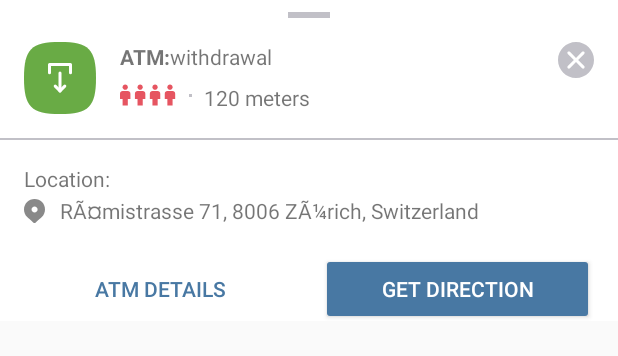
After one commit to offthelightness/junctionx.android, an Android app: the layout layout_atm_info.xml on its own in the app's theme, with its tools: preview values and no code run, on a phone screen of 412 x 824 dp. The commit adds this screen. Shown: the top 356 px of the screen. Run offline under Robolectric (Android 15) with nearby library versions, the phone set to English and light mode, and no system bars.

Commit message:
ATm info layout

```diff
--- a/app/build.gradle
+++ b/app/build.gradle
@@ -21,6 +21,10 @@ android {
             proguardFiles getDefaultProguardFile('proguard-android-optimize.txt'), 'proguard-rules.pro'
         }
     }
+    compileOptions {
+        sourceCompatibility 1.8
+        targetCompatibility 1.8
+    }
 }
 
 dependencies {
@@ -29,6 +33,7 @@ dependencies {
     implementation "org.jetbrains.kotlin:kotlin-stdlib-jdk7:$kotlin_version"
     implementation 'androidx.appcompat:appcompat:1.1.0'
     implementation 'androidx.core:core-ktx:1.1.0'
+    implementation 'androidx.constraintlayout:constraintlayout:1.1.3'
 
     implementation 'com.google.android.gms:play-services-maps:17.0.0'
 
@@ -47,6 +52,7 @@ dependencies {
     implementation 'com.google.code.gson:gson:2.8.6'
     implementation "com.squareup.okhttp3:logging-interceptor:4.2.1"
 
+    implementation 'com.sothree.slidinguppanel:library:3.4.0'
     // Logging
     api 'com.jakewharton.timber:timber:4.7.1'
 
--- /dev/null
+++ b/app/src/main/res/drawable/ic_atm_type_withdrawal.xml
@@ -0,0 +1,32 @@
+<?xml version="1.0" encoding="utf-8"?>
+<vector xmlns:android="http://schemas.android.com/apk/res/android"
+        android:width="48dp"
+        android:height="48dp"
+        android:viewportWidth="48"
+        android:viewportHeight="48">
+
+    <path
+            android:fillColor="#69AB45"
+            android:fillType="evenOdd"
+            android:pathData="M24 0C4.8 0 0 4.8 0 24C0 43.2 4.8 48 24 48C43.2 48 48 43.2 48 24C48 4.8 43.2 0 24 0Z"/>
+    <path
+            android:strokeColor="#ffffff"
+            android:strokeWidth="2"
+            android:strokeLineJoin="round"
+            android:strokeMiterLimit="10"
+            android:strokeLineCap="round"
+            android:pathData="M20.8 29.4L24 32.6L27.2 29.4"/>
+    <path
+            android:strokeColor="#ffffff"
+            android:strokeWidth="2"
+            android:strokeLineJoin="round"
+            android:strokeMiterLimit="10"
+            android:strokeLineCap="round"
+            android:pathData="M24 32.6V20.6832"/>
+    <path
+            android:strokeColor="#ffffff"
+            android:strokeWidth="2"
+            android:strokeLineJoin="round"
+            android:strokeLineCap="round"
+            android:pathData="M17 20.5V15H24H31V20.5"/>
+</vector>
--- /dev/null
+++ b/app/src/main/res/drawable/ic_close.xml
@@ -0,0 +1,12 @@
+<?xml version="1.0" encoding="utf-8"?>
+<vector xmlns:android="http://schemas.android.com/apk/res/android"
+        android:width="24dp"
+        android:height="24dp"
+        android:viewportWidth="24"
+        android:viewportHeight="24">
+
+    <path
+            android:fillColor="#C1C0C7"
+            android:fillType="evenOdd"
+            android:pathData="M0 12C0 5.37429 5.37429 0 12 0C18.6274 0 24 5.37429 24 12C24 18.6257 18.6274 24 12 24C5.37429 24 0 18.6257 0 12ZM17.4583 6.54289C17.8488 6.93342 17.8488 7.56658 17.4583 7.95711L13.4148 12.0006L17.4589 16.0446C17.8494 16.4352 17.8494 17.0683 17.4589 17.4589C17.0684 17.8494 16.4352 17.8494 16.0447 17.4589L12.0006 13.4148L7.95711 17.4583C7.56658 17.8488 6.93342 17.8488 6.54289 17.4583C6.15237 17.0677 6.15237 16.4346 6.54289 16.044L10.5864 12.0006L6.54353 7.95771C6.15301 7.56719 6.15301 6.93402 6.54353 6.5435C6.93405 6.15297 7.56722 6.15297 7.95774 6.5435L12.0006 10.5863L16.044 6.54289C16.4346 6.15237 17.0677 6.15237 17.4583 6.54289Z" />
+</vector>
--- /dev/null
+++ b/app/src/main/res/drawable/ic_load_level_4.xml
@@ -0,0 +1,32 @@
+<?xml version="1.0" encoding="utf-8"?>
+<vector xmlns:android="http://schemas.android.com/apk/res/android"
+        android:width="38dp"
+        android:height="16dp"
+        android:viewportWidth="38"
+        android:viewportHeight="16">
+
+    <path
+            android:fillColor="#E65561"
+            android:pathData="M35.0526 15H31.5789V10.625H29.8421V7.125C29.8421 6.66087 30.0251 6.21575 30.3508 5.88756C30.6765 5.55937 31.1183 5.375 31.5789 5.375H35.0526C35.5133 5.375 35.955 5.55937 36.2808 5.88756C36.6065 6.21575 36.7895 6.66087 36.7895 7.125V10.625H35.0526V15Z" />
+    <path
+            android:fillColor="#E65561"
+            android:pathData="M33.3158 4.5C34.275 4.5 35.0526 3.7165 35.0526 2.75C35.0526 1.7835 34.275 1 33.3158 1C32.3566 1 31.5789 1.7835 31.5789 2.75C31.5789 3.7165 32.3566 4.5 33.3158 4.5Z" />
+    <path
+            android:fillColor="#E65561"
+            android:pathData="M25.1053 15H21.6316V10.625H19.8947V7.125C19.8947 6.66087 20.0777 6.21575 20.4035 5.88756C20.7292 5.55937 21.1709 5.375 21.6316 5.375H25.1053C25.5659 5.375 26.0077 5.55937 26.3334 5.88756C26.6591 6.21575 26.8421 6.66087 26.8421 7.125V10.625H25.1053V15Z" />
+    <path
+            android:fillColor="#E65561"
+            android:pathData="M23.3685 4.5C24.3278 4.5 25.1054 3.7165 25.1054 2.75C25.1054 1.7835 24.3278 1 23.3685 1C22.4093 1 21.6317 1.7835 21.6317 2.75C21.6317 3.7165 22.4093 4.5 23.3685 4.5Z" />
+    <path
+            android:fillColor="#E65561"
+            android:pathData="M15.1579 15H11.6842V10.625H9.94736V7.125C9.94736 6.66087 10.1303 6.21575 10.4561 5.88756C10.7818 5.55937 11.2236 5.375 11.6842 5.375H15.1579C15.6185 5.375 16.0603 5.55937 16.386 5.88756C16.7117 6.21575 16.8947 6.66087 16.8947 7.125V10.625H15.1579V15Z" />
+    <path
+            android:fillColor="#E65561"
+            android:pathData="M13.421 4.5C14.3802 4.5 15.1578 3.7165 15.1578 2.75C15.1578 1.7835 14.3802 1 13.421 1C12.4618 1 11.6841 1.7835 11.6841 2.75C11.6841 3.7165 12.4618 4.5 13.421 4.5Z" />
+    <path
+            android:fillColor="#E65561"
+            android:pathData="M5.21053 15H1.73684V10.625H0V7.125C0 6.66087 0.182988 6.21575 0.508709 5.88756C0.83443 5.55937 1.2762 5.375 1.73684 5.375H5.21053C5.67116 5.375 6.11294 5.55937 6.43866 5.88756C6.76438 6.21575 6.94737 6.66087 6.94737 7.125V10.625H5.21053V15Z" />
+    <path
+            android:fillColor="#E65561"
+            android:pathData="M3.47378 4.5C4.43301 4.5 5.21062 3.7165 5.21062 2.75C5.21062 1.7835 4.43301 1 3.47378 1C2.51455 1 1.73694 1.7835 1.73694 2.75C1.73694 3.7165 2.51455 4.5 3.47378 4.5Z" />
+</vector>
--- /dev/null
+++ b/app/src/main/res/drawable/ic_location_grey.xml
@@ -0,0 +1,11 @@
+<?xml version="1.0" encoding="utf-8"?>
+<vector xmlns:android="http://schemas.android.com/apk/res/android"
+        android:width="24dp"
+        android:height="24dp"
+        android:viewportWidth="24"
+        android:viewportHeight="24">
+
+    <path
+            android:fillColor="#898989"
+            android:pathData="M7.04917 4C3.12177 4 0 7.09516 0 10.9891C0 12.8861 0.704917 14.6833 2.11475 15.9813C2.21545 16.0811 6.24355 19.6755 6.34425 19.7754C6.74706 20.0749 7.35127 20.0749 7.65338 19.7754C7.75408 19.6755 11.8829 16.0811 11.8829 15.9813C13.2927 14.6833 13.9976 12.8861 13.9976 10.9891C14.0983 7.09516 10.9766 4 7.04917 4ZM7.04917 12.986C5.94144 12.986 5.03512 12.0874 5.03512 10.9891C5.03512 9.8908 5.94144 8.9922 7.04917 8.9922C8.15689 8.9922 9.06321 9.8908 9.06321 10.9891C9.06321 12.0874 8.15689 12.986 7.04917 12.986Z" />
+</vector>
--- /dev/null
+++ b/app/src/main/res/layout/layout_atm_info.xml
@@ -0,0 +1,155 @@
+<?xml version="1.0" encoding="utf-8"?>
+<androidx.constraintlayout.widget.ConstraintLayout
+        xmlns:app="http://schemas.android.com/apk/res-auto"
+        xmlns:android="http://schemas.android.com/apk/res/android"
+        xmlns:tools="http://schemas.android.com/tools"
+        android:id="@+id/atm_info"
+        android:layout_width="match_parent"
+        android:background="#fff"
+        android:gravity="bottom"
+        android:layout_height="214dp">
+
+    <View
+            android:id="@+id/top_anchor_button"
+            android:layout_width="28dp"
+            android:layout_height="4dp"
+            android:layout_margin="8dp"
+            app:layout_constraintStart_toStartOf="parent"
+            app:layout_constraintTop_toTopOf="parent"
+            app:layout_constraintEnd_toEndOf="parent"
+            android:background="#C1C0C7"/>
+
+    <ImageView
+            android:id="@+id/close"
+            android:layout_width="24dp"
+            app:layout_constraintEnd_toEndOf="parent"
+            app:layout_constraintTop_toBottomOf="@+id/top_anchor_button"
+            android:layout_margin="16dp"
+            android:src="@drawable/ic_close"
+            android:layout_height="24dp"/>
+
+    <ImageView
+            app:layout_constraintTop_toBottomOf="@+id/top_anchor_button"
+            app:layout_constraintStart_toStartOf="parent"
+            android:layout_margin="16dp"
+            android:src="@drawable/ic_atm_type_withdrawal"
+            android:id="@+id/atm_type_img"
+            android:layout_width="48dp"
+            android:layout_height="48dp"/>
+
+    <TextView
+            android:id="@+id/atm_title_const"
+            android:minWidth="24dp"
+            android:gravity="bottom"
+            app:layout_constraintStart_toEndOf="@+id/atm_type_img"
+            app:layout_constraintTop_toTopOf="@+id/atm_type_img"
+            android:layout_marginStart="16dp"
+            android:layout_width="wrap_content"
+            android:textStyle="bold"
+            android:text="ATM:"
+            android:layout_height="wrap_content"/>
+
+    <TextView
+            android:id="@+id/atm_title"
+            android:minWidth="24dp"
+            android:gravity="bottom"
+            app:layout_constraintStart_toEndOf="@+id/atm_title_const"
+            app:layout_constraintTop_toTopOf="@+id/atm_title_const"
+            android:layout_marginEnd="16dp"
+            app:layout_constraintEnd_toEndOf="parent"
+            android:layout_width="0dp"
+            android:text="withdrawal"
+            android:layout_height="wrap_content"/>
+
+    <ImageView
+            android:id="@+id/load_level_img"
+            app:layout_constraintStart_toEndOf="@+id/atm_type_img"
+            android:layout_marginStart="16dp"
+            android:layout_marginTop="8dp"
+            android:src="@drawable/ic_load_level_4"
+            app:layout_constraintTop_toBottomOf="@+id/atm_title_const"
+            android:layout_width="wrap_content"
+            android:layout_height="wrap_content"/>
+
+    <View
+            android:id="@+id/dot"
+            android:layout_width="2dp"
+            android:background="#C1C0C7"
+            app:layout_constraintStart_toEndOf="@+id/load_level_img"
+            app:layout_constraintTop_toTopOf="@+id/load_level_img"
+            app:layout_constraintBottom_toBottomOf="@+id/load_level_img"
+            android:layout_height="2dp"
+            android:layout_margin="8dp"/>
+
+    <TextView
+            android:id="@+id/distance"
+            android:layout_marginStart="8dp"
+            android:layout_marginEnd="16dp"
+            app:layout_constraintStart_toEndOf="@+id/dot"
+            app:layout_constraintTop_toTopOf="@id/load_level_img"
+            app:layout_constraintEnd_toEndOf="parent"
+            android:text="120 meters"
+            android:layout_width="0dp"
+            android:layout_height="wrap_content"/>
+
+    <View
+            android:id="@+id/divider"
+            app:layout_constraintStart_toStartOf="parent"
+            app:layout_constraintEnd_toEndOf="parent"
+            android:layout_marginTop="16dp"
+            app:layout_constraintTop_toBottomOf="@+id/atm_type_img"
+            android:layout_width="match_parent"
+            android:layout_height="1dp"
+            android:background="#C1C0C7"/>
+
+    <TextView
+            android:id="@+id/location_title"
+            app:layout_constraintTop_toBottomOf="@+id/divider"
+            app:layout_constraintStart_toStartOf="parent"
+            android:layout_margin="16dp"
+            android:text="Location:"
+            android:layout_width="0dp"
+            android:layout_height="wrap_content"/>
+
+    <TextView
+            android:id="@+id/location_value"
+            app:layout_constraintTop_toBottomOf="@+id/location_title"
+            app:layout_constraintStart_toStartOf="parent"
+            android:drawableStart="@drawable/ic_location_grey"
+            android:layout_marginStart="16dp"
+            android:layout_marginEnd="16dp"
+            android:gravity="center_vertical"
+            android:text="R\u00C3\u00A4mistrasse 71, 8006 Z\u00C3\u00BCrich, Switzerland"
+            android:layout_width="0dp"
+            android:layout_height="wrap_content"/>
+
+
+    <Button
+            android:id="@+id/info_button"
+            app:layout_constraintTop_toBottomOf="@+id/location_value"
+            app:layout_constraintStart_toStartOf="parent"
+            android:layout_marginTop="16dp"
+            android:layout_marginBottom="16dp"
+            android:layout_marginStart="16dp"
+            android:layout_marginEnd="8dp"
+            style="@style/Widget.AppCompat.Button.Borderless.Colored"
+            app:layout_constraintEnd_toStartOf="@+id/get_direction_button"
+            android:layout_width="0dp"
+            android:text="ATM DETAILS"
+            android:layout_height="wrap_content"/>
+
+    <Button
+            android:id="@+id/get_direction_button"
+            android:layout_marginTop="16dp"
+            style="@style/Widget.AppCompat.Button.Colored"
+            android:layout_marginBottom="16dp"
+            android:layout_marginStart="8dp"
+            android:layout_marginEnd="16dp"
+            android:text="GET DIRECTION"
+            app:layout_constraintTop_toBottomOf="@+id/location_value"
+            app:layout_constraintEnd_toEndOf="parent"
+            app:layout_constraintStart_toEndOf="@+id/info_button"
+            android:layout_width="0dp"
+            android:layout_height="wrap_content"/>
+
+</androidx.constraintlayout.widget.ConstraintLayout>
--- a/app/src/main/res/values/colors.xml
+++ b/app/src/main/res/values/colors.xml
@@ -2,5 +2,5 @@
 <resources>
     <color name="colorPrimary">#008577</color>
     <color name="colorPrimaryDark">#00574B</color>
-    <color name="colorAccent">#D81B60</color>
+    <color name="colorAccent">#4878A3</color>
 </resources>
--- a/app/src/main/res/values/styles.xml
+++ b/app/src/main/res/values/styles.xml
@@ -1,7 +1,7 @@
 <resources>
 
     <!-- Base application theme. -->
-    <style name="AppTheme" parent="Theme.AppCompat.Light.DarkActionBar">
+    <style name="AppTheme" parent="Theme.AppCompat.Light.NoActionBar">
         <!-- Customize your theme here. -->
         <item name="colorPrimary">@color/colorPrimary</item>
         <item name="colorPrimaryDark">@color/colorPrimaryDark</item>
--- a/build.gradle
+++ b/build.gradle
@@ -8,7 +8,7 @@ buildscript {
 
     }
     dependencies {
-        classpath 'com.android.tools.build:gradle:3.5.1'
+        classpath 'com.android.tools.build:gradle:3.4.1'
         classpath "org.jetbrains.kotlin:kotlin-gradle-plugin:$kotlin_version"
         // NOTE: Do not place your application dependencies here; they belong
         // in the individual module build.gradle files
```
Also changed, not shown: app/src/main/res/drawable/ic_load_level_0.xml (added, +32 -0 lines), app/src/main/res/drawable/ic_load_level_1.xml (added, +32 -0 lines), app/src/main/res/drawable/ic_load_level_2.xml (added, +32 -0 lines), app/src/main/res/drawable/ic_load_level_3.xml (added, +32 -0 lines), app/src/main/res/layout/activity_maps.xml (+34 -8 lines).
